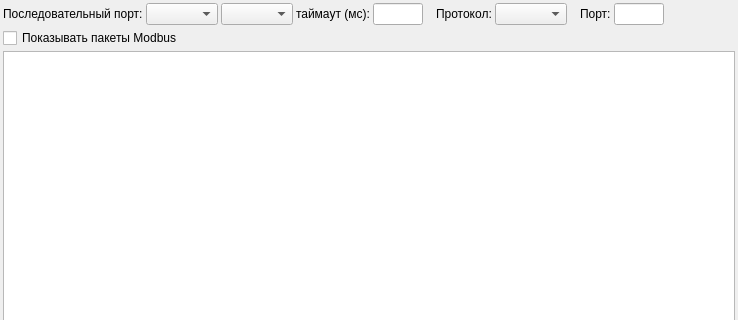
Qt form src/mkserver/ui/mainwindow.ui (alex-krutikov/MkStudio) before a commit; both pictures show x 0 to 738 and y 0 to 320 of the 738 by 625 pixel window.
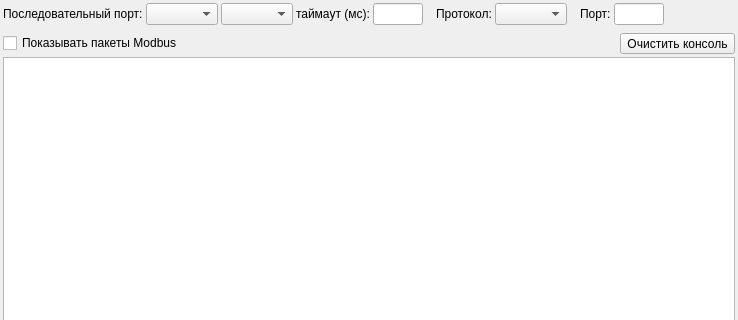
The same form after that commit.

Commit message: mkserver: Небольшая доработка GUI.

```diff
--- a/src/mkserver/ui/mainwindow.ui
+++ b/src/mkserver/ui/mainwindow.ui
@@ -136,6 +136,22 @@
       </item>
      </layout>
     </item>
+    <item>
+     <spacer name="verticalSpacer">
+      <property name="orientation">
+       <enum>Qt::Vertical</enum>
+      </property>
+      <property name="sizeType">
+       <enum>QSizePolicy::Fixed</enum>
+      </property>
+      <property name="sizeHint" stdset="0">
+       <size>
+        <width>20</width>
+        <height>5</height>
+       </size>
+      </property>
+     </spacer>
+    </item>
     <item>
      <layout class="QHBoxLayout" name="horizontalLayout_2">
       <item>
@@ -158,6 +174,13 @@
         </property>
        </spacer>
       </item>
+      <item>
+       <widget class="QToolButton" name="pb_console_clear">
+        <property name="text">
+         <string>Очистить консоль</string>
+        </property>
+       </widget>
+      </item>
      </layout>
     </item>
     <item>
```
The commit also changes 1 other file.
